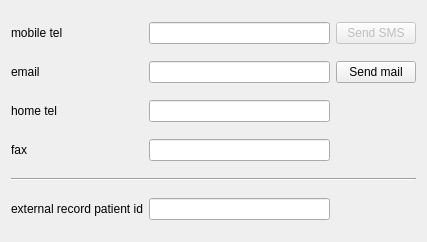
Before: the Qt Designer form global_resources/forms/subforms/generic/fullidentity_version_2/ui/xx/contact.ui in FreeHealth/freehealth, drawn with Qt 5.
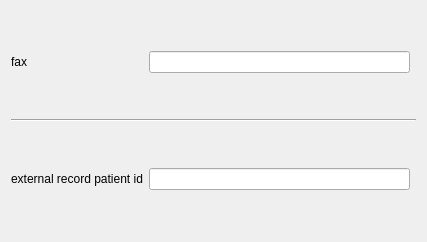
After: the same form once the commit is applied.

Patch:
```diff
--- a/global_resources/forms/subforms/generic/fullidentity_version_2/ui/xx/contact.ui
+++ b/global_resources/forms/subforms/generic/fullidentity_version_2/ui/xx/contact.ui
@@ -14,80 +14,33 @@
    <string/>
   </property>
   <layout class="QGridLayout" name="gridLayout">
-   <item row="3" column="0">
-    <widget class="QLabel" name="faxLabel">
-     <property name="text">
-      <string>fax</string>
-     </property>
-    </widget>
-   </item>
-   <item row="0" column="1">
-    <widget class="QLineEdit" name="mobileTelephoneLineEdit"/>
-   </item>
-   <item row="0" column="2">
-    <widget class="QPushButton" name="sendSmsButton">
-     <property name="enabled">
-      <bool>false</bool>
-     </property>
-     <property name="text">
-      <string>Send SMS</string>
-     </property>
-    </widget>
-   </item>
-   <item row="2" column="0">
-    <widget class="QLabel" name="homeTelephoneLabel">
-     <property name="text">
-      <string>home tel</string>
-     </property>
-    </widget>
-   </item>
-   <item row="1" column="0">
-    <widget class="QLabel" name="emailLabel">
-     <property name="text">
-      <string>email</string>
-     </property>
-    </widget>
-   </item>
-   <item row="3" column="1">
-    <widget class="QLineEdit" name="faxLineEdit"/>
-   </item>
-   <item row="1" column="2">
-    <widget class="QPushButton" name="sendMailButton">
-     <property name="text">
-      <string>Send mail</string>
-     </property>
-    </widget>
-   </item>
-   <item row="1" column="1">
-    <widget class="QLineEdit" name="emailLineEdit"/>
-   </item>
-   <item row="5" column="0" colspan="3">
+   <item row="2" column="0" colspan="3">
     <widget class="Line" name="line">
      <property name="orientation">
       <enum>Qt::Horizontal</enum>
      </property>
     </widget>
    </item>
-   <item row="2" column="1">
-    <widget class="QLineEdit" name="homeTelephoneLineEdit"/>
+   <item row="0" column="1">
+    <widget class="QLineEdit" name="faxLineEdit"/>
    </item>
    <item row="0" column="0">
-    <widget class="QLabel" name="mobileTelephoneLabel">
+    <widget class="QLabel" name="faxLabel">
      <property name="text">
-      <string>mobile tel</string>
+      <string>fax</string>
      </property>
     </widget>
    </item>
-   <item row="6" column="0">
+   <item row="3" column="1">
+    <widget class="QLineEdit" name="externalRecordPatientIdLineEdit"/>
+   </item>
+   <item row="3" column="0">
     <widget class="QLabel" name="externalRecordPatientIdLabel">
      <property name="text">
       <string>external record patient id</string>
      </property>
     </widget>
    </item>
-   <item row="6" column="1">
-    <widget class="QLineEdit" name="externalRecordPatientIdLineEdit"/>
-   </item>
   </layout>
  </widget>
  <tabstops>
```
Left out of the diff: 1 changed line with no effect on the pictures.
